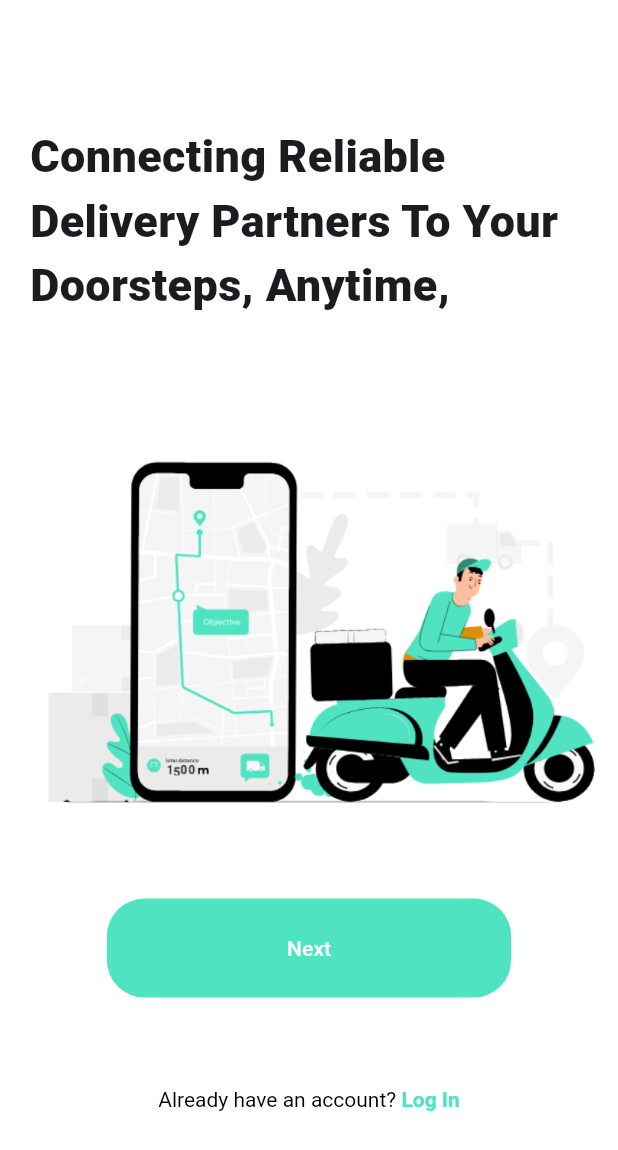
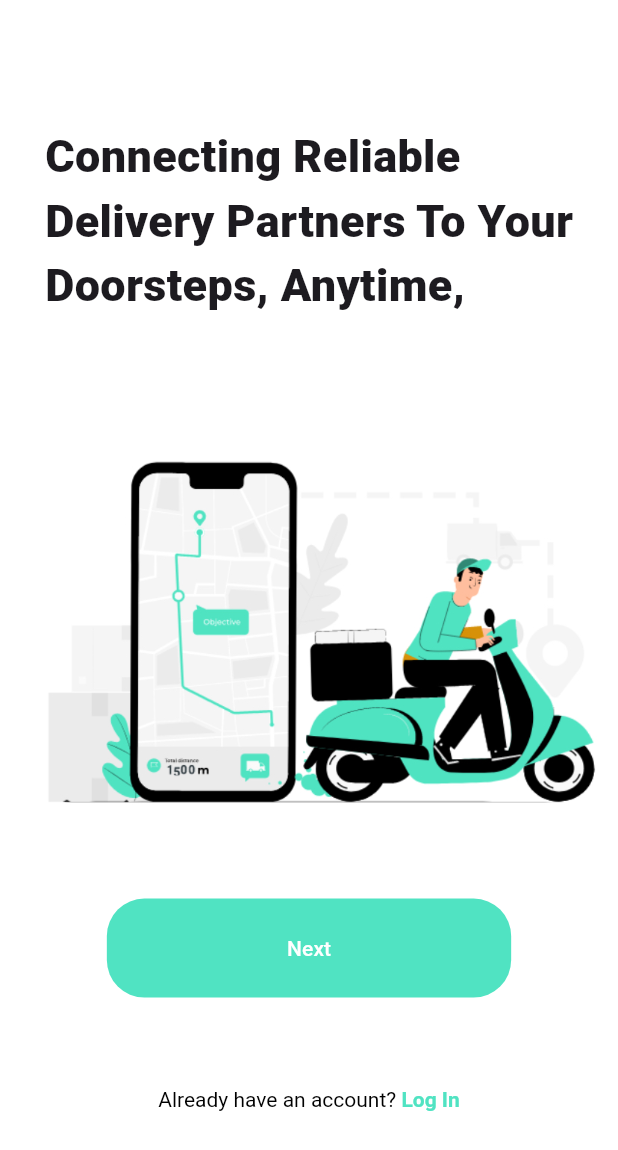
Before and after one commit to ameenakabir22/swiift-hq, a Flutter app: the screen it shows after launch, on a phone screen of 412 x 824 dp. Shown: the top 1150 px of the screen. Run offline on Flutter 3.47's test engine with Material 3 defaults, Android fonts, the phone set to English and light mode, and no system bars; our stand-ins replace lottie.

Commit message:
i adjusted the position of the texts

```diff
--- a/lib/pages/onboarding.dart
+++ b/lib/pages/onboarding.dart
@@ -19,9 +19,12 @@ class _OnboardingState extends State<Onboarding> {
         children: [
           Padding(
             padding: const EdgeInsets.all(20.0),
-            child: Text(
-              'Connecting Reliable Delivery Partners To Your Doorsteps, Anytime, Anywhere',
-              style: TextStyle(fontSize: 30, fontWeight: FontWeight.w800),
+            child: Padding(
+              padding: const EdgeInsets.only(left: 10.0),
+              child: Text(
+                'Connecting Reliable Delivery Partners To Your Doorsteps, Anytime, Anywhere',
+                style: TextStyle(fontSize: 30, fontWeight: FontWeight.w800),
+              ),
             ),
           ),
           Transform.translate(
```
Also changed, not shown: lib/pages/onboarding2.dart (+9 -3 lines).
